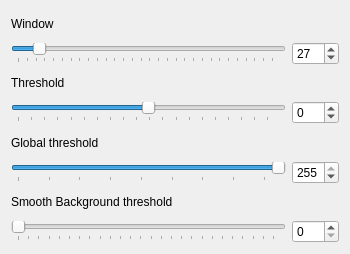
This is views/threshold.ui in tmramalho/bigCellBrotherGUI as Qt 5 draws it before an edit. The edited form follows.
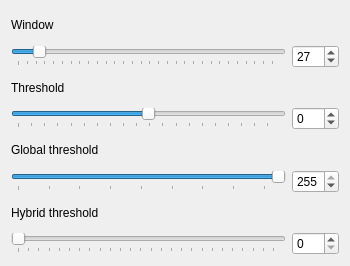
This is the edited form.

```diff
--- a/views/threshold.ui
+++ b/views/threshold.ui
@@ -7,7 +7,7 @@
     <x>0</x>
     <y>0</y>
     <width>350</width>
-    <height>254</height>
+    <height>266</height>
    </rect>
   </property>
   <property name="sizePolicy">
@@ -38,7 +38,7 @@
      <item row="6" column="0">
       <widget class="QLabel" name="label">
        <property name="text">
-        <string>Smooth Background threshold</string>
+        <string>Hybrid threshold</string>
        </property>
       </widget>
      </item>
```
